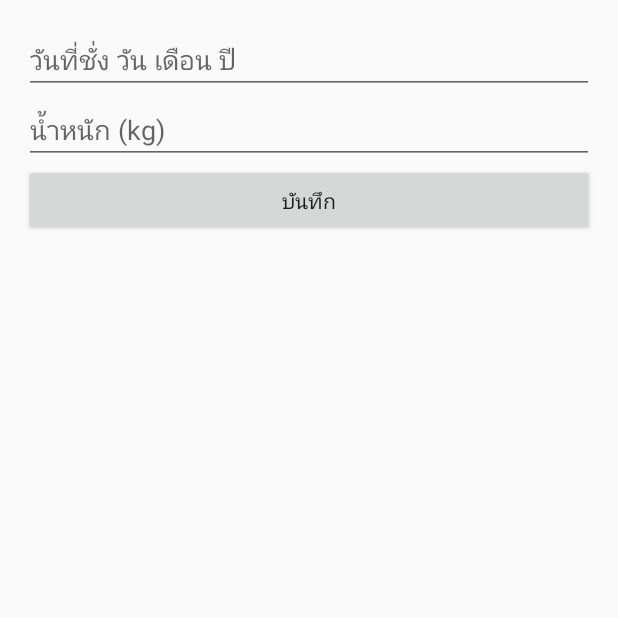
After one commit to javascript5/Healthy-Mobile-Application, an Android app: the fragment WeightForm placed in its activity, on a phone screen of 412 x 824 dp, the top half of it. The commit adds this screen. Run offline under Robolectric (Android 15) with nearby library versions, the phone set to English and light mode, and no system bars; our stand-ins replace Firebase (no records; nobody signed in at launch, a user with empty details on screens opened directly).

Commit message:
Weight Form Fragemnt เพิ่ม Fire Store

```diff
--- a/app/src/main/java/com/pleng/healthy/healthy/MenuFragment.java
+++ b/app/src/main/java/com/pleng/healthy/healthy/MenuFragment.java
@@ -18,6 +18,8 @@ public class MenuFragment extends Fragment {
     public MenuFragment(){
         menu.add("BMI");
         menu.add("Weight");
+        menu.add("Add Weight");
+        menu.add("Logout");
     }
     @Override
     public void onActivityCreated(@Nullable Bundle savedInstanceState) {
@@ -35,6 +37,10 @@ public class MenuFragment extends Fragment {
                 String menuPosition = menu.get(position);
                 if(menuPosition.equals("BMI")){
                     getActivity().getSupportFragmentManager().beginTransaction().replace(R.id.main_view, new BMIFragment()).addToBackStack(null).commit();
+                }else if(menuPosition.equals("Add Weight")){
+                    getActivity().getSupportFragmentManager().beginTransaction().replace(R.id.main_view, new WeightForm()).addToBackStack(null).commit();
+                }else if(menuPosition.equals("Logout")){
+                    getActivity().getSupportFragmentManager().beginTransaction().replace(R.id.main_view, new LoginFragment()).addToBackStack(null).commit();
                 }else{
                     getActivity().getSupportFragmentManager().beginTransaction().replace(R.id.main_view, new WeightFragment()).addToBackStack(null).commit();
                 }
--- a/app/src/main/java/com/pleng/healthy/healthy/WeightConfigItem.java
+++ b/app/src/main/java/com/pleng/healthy/healthy/WeightConfigItem.java
@@ -14,7 +14,7 @@ import java.util.List;
 
 public class WeightConfigItem extends ArrayAdapter<WeightStore>{
 
-    List<WeightStore> weightStore = new ArrayList<WeightStore>();
+    List<WeightStore> weightStore = new ArrayList<>();
     Context context;
 
     public WeightConfigItem(@NonNull Context context, int resource,List<WeightStore> list) {
--- /dev/null
+++ b/app/src/main/java/com/pleng/healthy/healthy/WeightForm.java
@@ -0,0 +1,111 @@
+package com.pleng.healthy.healthy;
+
+
+import android.app.DatePickerDialog;
+import android.os.Bundle;
+import android.support.annotation.NonNull;
+import android.support.annotation.Nullable;
+import android.support.v4.app.Fragment;
+import android.util.Log;
+import android.view.LayoutInflater;
+import android.view.View;
+import android.view.ViewGroup;
+import android.widget.Button;
+import android.widget.DatePicker;
+import android.widget.EditText;
+import android.widget.TextView;
+import android.widget.Toast;
+
+import com.google.android.gms.tasks.OnFailureListener;
+import com.google.android.gms.tasks.OnSuccessListener;
+import com.google.firebase.auth.FirebaseAuth;
+import com.google.firebase.auth.FirebaseUser;
+import com.google.firebase.database.DataSnapshot;
+import com.google.firebase.database.DatabaseError;
+import com.google.firebase.database.DatabaseReference;
+import com.google.firebase.database.FirebaseDatabase;
+import com.google.firebase.database.ValueEventListener;
+import com.google.firebase.firestore.FirebaseFirestore;
+
+import java.util.ArrayList;
+import java.util.Calendar;
+import java.util.HashMap;
+import java.util.Map;
+
+public class WeightForm extends Fragment {
+    ArrayList<WeightStore> weightStores = new ArrayList<>();
+    @Nullable
+    @Override
+    public View onCreateView(LayoutInflater inflater, @Nullable ViewGroup container, Bundle savedInstanceState) {
+        return inflater.inflate(R.layout.weight_form, container, false);
+    }
+    TextView dateField, weight;
+    Calendar mCurrentDate;
+    int year, month, day;
+    FirebaseUser currentFirebaseUser;
+    @Override
+    public void onActivityCreated(@Nullable Bundle savedInstanceState) {
+        dateField = (TextView) getView().findViewById(R.id.date_for_weighting);
+        weight = (TextView) getView().findViewById(R.id.weight_for_weighting);
+        super.onActivityCreated(savedInstanceState);
+        mCurrentDate = Calendar.getInstance();
+        day = mCurrentDate.get(Calendar.DAY_OF_MONTH);
+        month = mCurrentDate.get(Calendar.MONTH);
+        year = mCurrentDate.get(Calendar.YEAR);
+
+
+        dateField.setOnFocusChangeListener(new View.OnFocusChangeListener() {
+            @Override
+            public void onFocusChange(View v, boolean hasFocus) {
+                if(hasFocus){
+                    datePickerPopup(dateField);
+                }
+            }
+        });
+
+        dateField.setOnClickListener(new View.OnClickListener() {
+            @Override
+            public void onClick(View v) {
+                datePickerPopup(dateField);
+            }
+        });
+
+        Button saveWeightButton = (Button) getView().findViewById(R.id.save_weight_form);
+
+        //Get Current User
+        currentFirebaseUser = FirebaseAuth.getInstance().getCurrentUser() ;
+        saveWeightButton.setOnClickListener(new View.OnClickListener() {
+            @Override
+            public void onClick(View v) {
+                Map<String, String> map = new HashMap<>();
+                map.put(dateField.getText().toString(), weight.getText().toString());
+                FirebaseFirestore db = FirebaseFirestore.getInstance();
+                db.collection("myfitness").document(currentFirebaseUser.getUid()).collection("weight").document(dateField.getText().toString()).set(map).addOnSuccessListener(new OnSuccessListener<Void>() {
+                    @Override
+                    public void onSuccess(Void aVoid) {
+                        getActivity().getSupportFragmentManager().beginTransaction().replace(R.id.main_view, new WeightFragment()).addToBackStack(null).commit();
+                    }
+                }).addOnFailureListener(new OnFailureListener(){
+                    @Override
+                    public void onFailure(@NonNull Exception e) {
+                        Toast.makeText(getActivity(), e.getMessage(),Toast.LENGTH_LONG);
+                    }
+                });
+            }
+        });
+
+
+    }
+
+    void datePickerPopup(final TextView field){
+        DatePickerDialog  datePickerDialog = new DatePickerDialog(getActivity(), new DatePickerDialog.OnDateSetListener() {
+            @Override
+            public void onDateSet(DatePicker view, int year, int month, int dayOfMonth) {
+                field.setText(dayOfMonth+"-"+month+"-"+year);
+            }
+        }, year, month, day);
+        datePickerDialog.show();
+    }
+
+
+}
--- /dev/null
+++ b/app/src/main/res/layout/weight_form.xml
@@ -0,0 +1,22 @@
+<?xml version="1.0" encoding="utf-8"?>
+<LinearLayout xmlns:android="http://schemas.android.com/apk/res/android"
+    android:orientation="vertical" android:layout_width="match_parent"
+    android:layout_height="match_parent">
+
+    <EditText
+        android:id="@+id/date_for_weighting"
+        android:layout_width="match_parent"
+        android:layout_height="wrap_content"
+        android:hint="วันที่ชั่ง วัน เดือน ปี" />
+    <EditText
+        android:id="@+id/weight_for_weighting"
+        android:layout_width="match_parent"
+        android:layout_height="wrap_content"
+        android:hint="น้ำหนัก (kg)"
+        android:inputType="numberDecimal" />
+    <Button
+        android:id="@+id/save_weight_form"
+        android:text="บันทึก"
+        android:layout_width="match_parent"
+        android:layout_height="wrap_content" />
+</LinearLayout>
--- a/build.gradle
+++ b/build.gradle
@@ -6,9 +6,7 @@ buildscript {
     }
     dependencies {
         classpath 'com.android.tools.build:gradle:2.2.2'
-
-        // NOTE: Do not place your application dependencies here; they belong
-        // in the individual module build.gradle files
+        classpath 'com.google.gms:google-services:3.1.1'
     }
 }
 
```
Also changed, not shown: app/build.gradle (+14 -1 lines), app/src/main/java/com/pleng/healthy/healthy/LoginFragment.java (+30 -4 lines), app/src/main/java/com/pleng/healthy/healthy/RegisterFragment.java (+58 -10 lines), app/src/main/java/com/pleng/healthy/healthy/WeightFragment.java (+9 -0 lines), app/src/main/res/layout/fragment_register.xml (+6 -12 lines), app/src/main/res/layout/fragment_weight_items.xml (+15 -8 lines), 4 other files.
